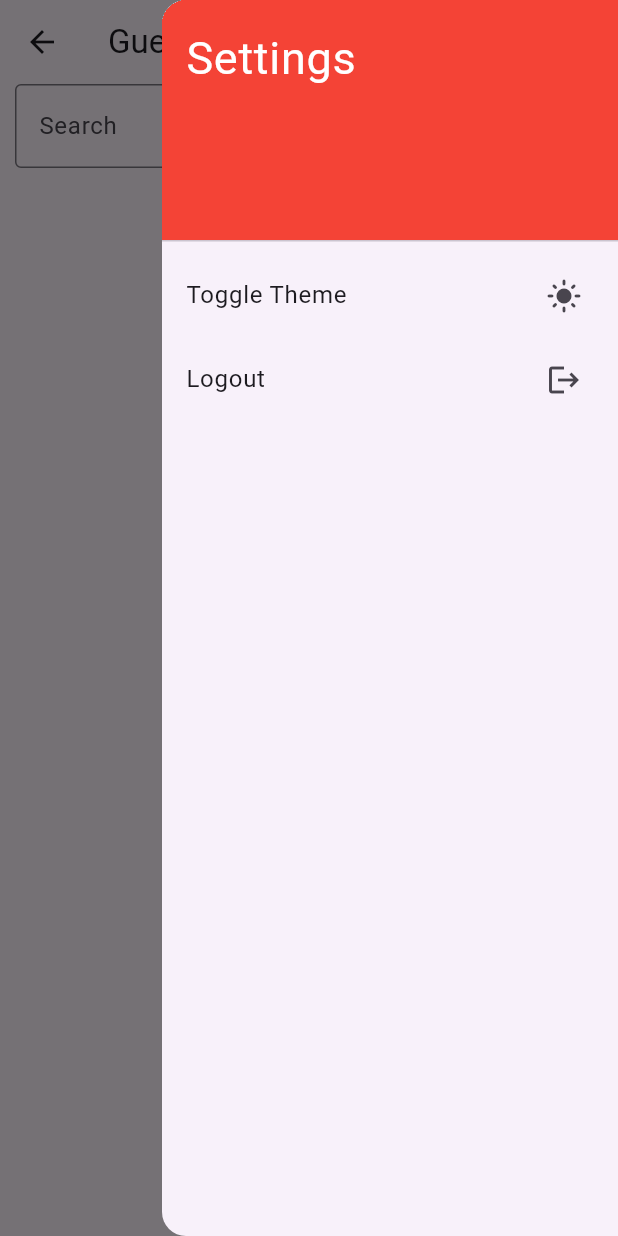
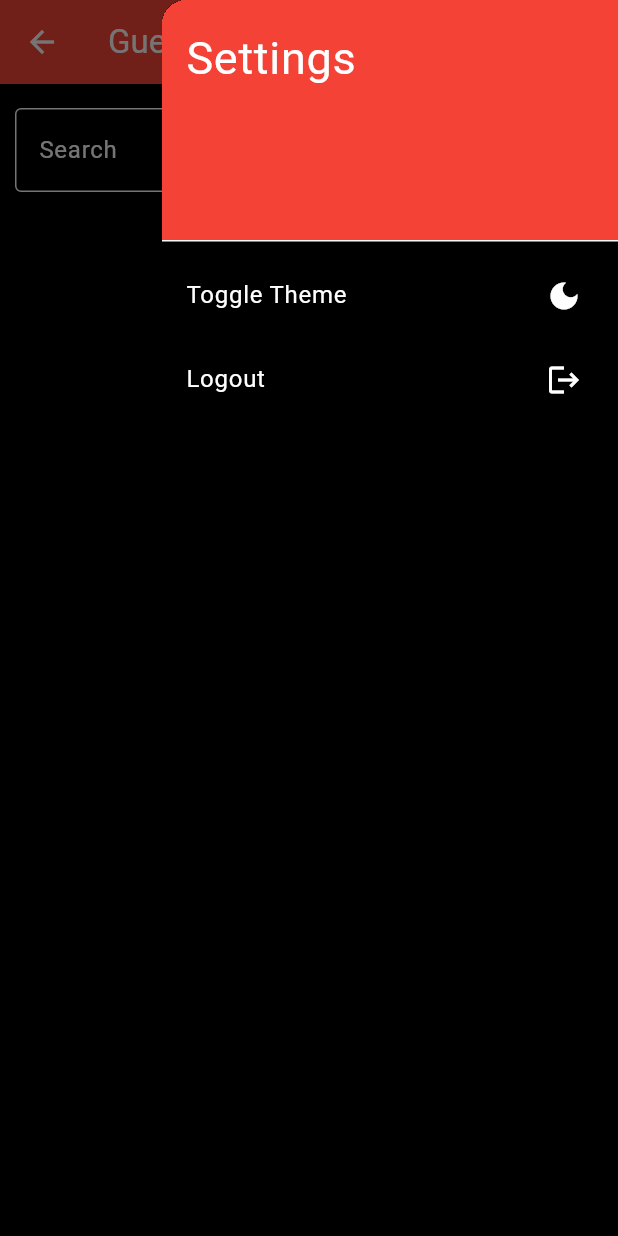
Before and after one commit to tiagoGottardo/flutter-test, a Flutter app: the HomePage screen opened by its route, in the side drawer, after a tap on "Toggle Theme", on a phone screen of 412 x 824 dp. Run offline on Flutter 3.47's test engine with Material 3 defaults, Android fonts, the phone set to English and light mode, and no system bars; our stand-ins replace cloud_firestore, firebase_auth, firebase_core, get, hive, hive_flutter; accounts and stored records are empty; network calls fail.

Commit message:
feat: add light/dark themes

```diff
--- /dev/null
+++ b/lib/controllers/theme_controller.dart
@@ -0,0 +1,17 @@
+import 'package:get/get.dart';
+import 'package:flutter/material.dart';
+
+class ThemeController extends GetxController {
+  var isDark = false.obs;
+
+  @override
+  void onInit() {
+    isDark.value = Get.isDarkMode;
+    super.onInit();
+  }
+
+  void toggleTheme() {
+    isDark.value = !isDark.value;
+    Get.changeThemeMode(isDark.value ? ThemeMode.dark : ThemeMode.light);
+  }
+}
--- a/lib/main.dart
+++ b/lib/main.dart
@@ -7,6 +7,8 @@ import 'package:get/get.dart';
 import 'package:todo_app/services/task_service.dart';
 import 'firebase_options.dart';
 import 'package:hive_flutter/hive_flutter.dart';
+import 'package:todo_app/utils/themes.dart';
+import 'package:todo_app/controllers/theme_controller.dart';
 
 import 'package:todo_app/models/task.dart';
 
@@ -32,7 +34,7 @@ void main() async {
   }
 
   FirebaseFirestore.instance.settings = Settings(persistenceEnabled: true);
-
+  Get.put(ThemeController());
   runApp(const MyApp());
 }
 
@@ -44,9 +46,9 @@ class MyApp extends StatelessWidget {
     return GetMaterialApp(
       debugShowCheckedModeBanner: false,
       title: 'Flutter Demo',
-      theme: ThemeData(
-        colorScheme: ColorScheme.fromSeed(seedColor: Colors.deepPurple),
-      ),
+      theme: lightTheme,
+      darkTheme: darkTheme,
+      themeMode: ThemeMode.light,
       initialRoute: '/',
       getPages: [
         GetPage(name: '/login', page: () => LoginPage()),
--- a/lib/pages/home_page.dart
+++ b/lib/pages/home_page.dart
@@ -4,6 +4,7 @@ import 'package:todo_app/models/task.dart';
 import 'package:todo_app/services/task_service.dart';
 import 'package:firebase_auth/firebase_auth.dart';
 import 'package:hive_flutter/hive_flutter.dart';
+import 'package:todo_app/controllers/theme_controller.dart';
 
 TaskFilter toggleFilter(TaskFilter actual) {
   switch (actual) {
@@ -29,7 +30,7 @@ Icon pickFilterIcon(TaskFilter filter) {
       icon = Icons.filter_list;
       break;
   }
-  return Icon(icon, color: Colors.white, size: 26);
+  return Icon(icon);
 }
 
 class HomePage extends StatefulWidget {
@@ -45,6 +46,7 @@ class _HomePageState extends State<HomePage> {
 
   String searchQuery = '';
   TaskFilter filter = TaskFilter.none;
+  final themeController = Get.put(ThemeController());
 
   @override
   void initState() {
@@ -106,14 +108,14 @@ class _HomePageState extends State<HomePage> {
             ),
             ListTile(
               title: const Text('Toggle Theme'),
-              trailing: Icon(
-                Get.isDarkMode ? Icons.dark_mode : Icons.light_mode,
+              trailing: Obx(
+                () => Icon(
+                  themeController.isDark.value
+                      ? Icons.dark_mode
+                      : Icons.light_mode,
+                ),
               ),
-              onTap: () {
-                Get.changeThemeMode(
-                  Get.isDarkMode ? ThemeMode.light : ThemeMode.dark,
-                );
-              },
+              onTap: () => themeController.toggleTheme(),
             ),
             ListTile(
               title: const Text('Logout'),
@@ -125,7 +127,9 @@ class _HomePageState extends State<HomePage> {
       ),
       body: Column(
         children: [
+          SizedBox(height: 16),
           Row(
+            mainAxisSize: MainAxisSize.min,
             children: [
               Expanded(
                 child: Padding(
--- /dev/null
+++ b/lib/utils/themes.dart
@@ -0,0 +1,43 @@
+import 'package:flutter/material.dart';
+
+final ThemeData lightTheme = ThemeData(
+  brightness: Brightness.light,
+  primaryColor: Colors.red,
+  scaffoldBackgroundColor: Colors.white,
+  appBarTheme: const AppBarTheme(
+    backgroundColor: Colors.red,
+    foregroundColor: Colors.white,
+  ),
+  floatingActionButtonTheme: const FloatingActionButtonThemeData(
+    backgroundColor: Colors.red,
+    foregroundColor: Colors.white,
+  ),
+  colorScheme: const ColorScheme.light(
+    primary: Colors.red,
+    onPrimary: Colors.white,
+    surface: Colors.white,
+    onSurface: Colors.black,
+  ),
+  textTheme: const TextTheme(bodyMedium: TextStyle(color: Colors.black)),
+);
+
+final ThemeData darkTheme = ThemeData(
+  brightness: Brightness.dark,
+  primaryColor: Colors.red,
+  scaffoldBackgroundColor: Colors.black,
+  appBarTheme: const AppBarTheme(
+    backgroundColor: Colors.red,
+    foregroundColor: Colors.white,
+  ),
+  floatingActionButtonTheme: const FloatingActionButtonThemeData(
+    backgroundColor: Colors.red,
+    foregroundColor: Colors.white,
+  ),
+  colorScheme: const ColorScheme.dark(
+    primary: Colors.red,
+    onPrimary: Colors.white,
+    surface: Colors.black,
+    onSurface: Colors.white,
+  ),
+  textTheme: const TextTheme(bodyMedium: TextStyle(color: Colors.white)),
+);
```
